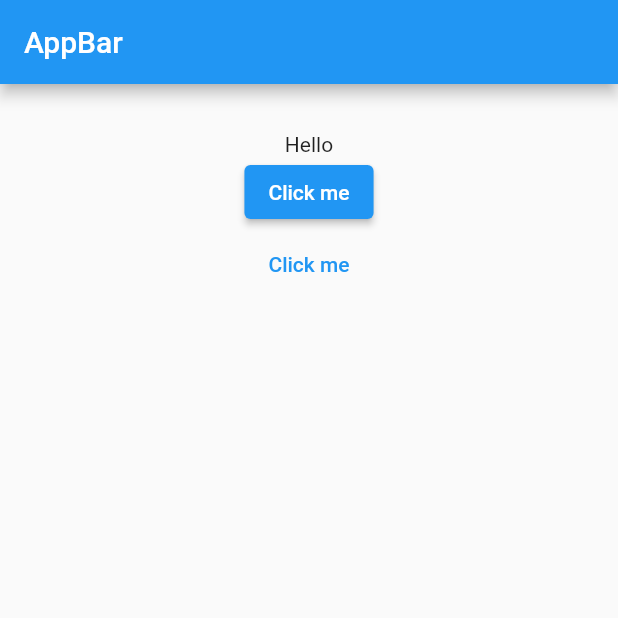
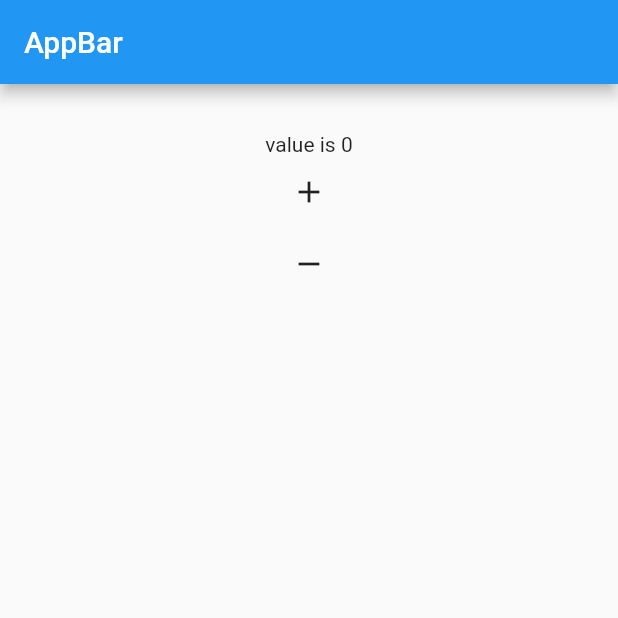
Before and after one commit to yukilaurentiu/tutorial-flutter-app, a Flutter app: the screen it shows after launch, on a phone screen of 412 x 824 dp, the top half of it. Run offline on Flutter 3.47's test engine with Material 2 defaults, Android fonts, the phone set to English and light mode, and no system bars.

Commit message:
icon button

```diff
--- a/lib/main.dart
+++ b/lib/main.dart
@@ -14,21 +14,32 @@ class MyApp extends StatefulWidget{
 
 class _State extends State<MyApp>{
 
-  String _value = 'Hello';
+  int _value = 0;
 
 
-  void _onPressed(){
-    setState((){
-      _value = ' Yuuk';
+  // void _onPressed(){
+  //   setState((){
+  //     _value = ' Yuuk';
+  //   });
+  // }
+
+  //  void _onClicked(){
+  //   setState((){
+  //     _value = DateTime.now().toString();
+  //   });
+  // }
+
+  void _add(){
+    setState(() {
+      _value++;
     });
   }
 
-   void _onClicked(){
-    setState((){
-      _value = DateTime.now().toString();
+  void _subtract(){
+    setState(() {
+      _value--;
     });
   }
-
   @override
   Widget build(BuildContext context){
     return Scaffold(
@@ -40,10 +51,12 @@ class _State extends State<MyApp>{
         child: Center(
           child: Column(
             children: <Widget>[
-              Text(_value),
-              ElevatedButton(onPressed: _onPressed, child: const Text('Click me')),
-              TextButton(onPressed: _onClicked, child: const Text('Click me'))
-
+              // Text(_value),
+              // ElevatedButton(onPressed: _onPressed, child: const Text('Click me')),
+              // TextButton(onPressed: _onClicked, child: const Text('Click me'))
+              Text('value is $_value'),
+              IconButton(onPressed: _add, icon: const Icon(Icons.add)),
+              IconButton(onPressed: _subtract, icon: const Icon(Icons.remove)),
             ],
           )),
 
```
